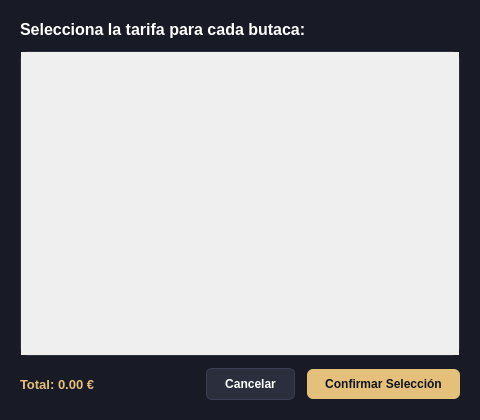
The window that apps/gui/ui/tarifasdialog.ui (jorgebd21/CineManager) describes before a commit, drawn with Qt 5.
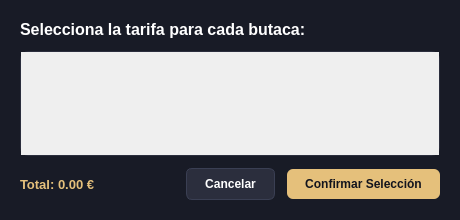
The same window after the commit.

Commit message:
style(gui): overhaul application styling and add background images
- Redesign QSS stylesheet with a modern dark theme, transparent frames, and improved input focus states.
- Add cinematic background images (background.jpg) to elevate the visual experience.
- Update Qt Designer .ui files (MainWindow, LoginDialog, TarifasDialog) for better geometric alignment and sizing constraints.

```diff
--- a/apps/gui/ui/tarifasdialog.ui
+++ b/apps/gui/ui/tarifasdialog.ui
@@ -6,8 +6,8 @@
    <rect>
     <x>0</x>
     <y>0</y>
-    <width>480</width>
-    <height>420</height>
+    <width>460</width>
+    <height>220</height>
    </rect>
   </property>
   <property name="windowTitle">
```
The commit also changes 5 other files.
